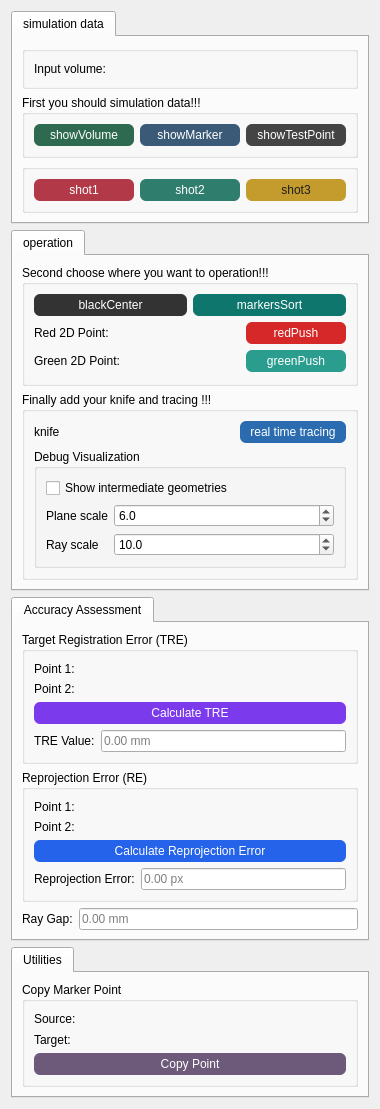
The window that Resources/UI/Biplane.ui (CodingHHW/Biplane) describes before a commit, drawn with Qt 5.
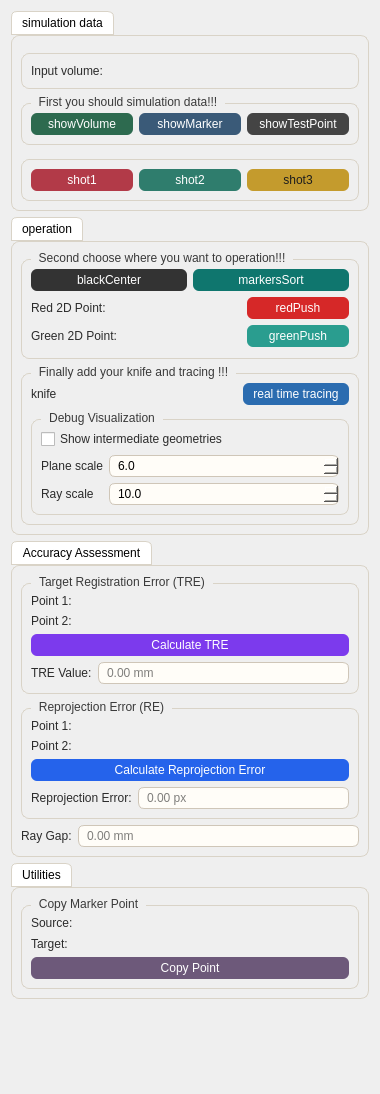
The same window after the commit. Custom widgets are drawn as their Qt base class.

The edit to the form file:
```diff
--- a/Resources/UI/Biplane.ui
+++ b/Resources/UI/Biplane.ui
@@ -22,6 +22,17 @@
     <verstretch>0</verstretch>
    </sizepolicy>
   </property>
+  <property name="styleSheet">
+   <string>qMRMLWidget { background: #f7f4ef; }
+QGroupBox { border: 1px solid #d9d3c7; border-radius: 8px; margin-top: 8px; }
+QGroupBox::title { subcontrol-origin: margin; left: 10px; padding: 0 6px; color: #3a3a3a; }
+QLabel { color: #2b2b2b; }
+QLineEdit, qMRMLNodeComboBox, QDoubleSpinBox { background: #fffdf8; border: 1px solid #cfc6b8; border-radius: 6px; padding: 2px 6px; }
+QTabWidget::pane { border: 1px solid #d9d3c7; border-radius: 8px; }
+QTabBar::tab { background: #e9e3d9; border: 1px solid #d9d3c7; padding: 4px 10px; border-top-left-radius: 6px; border-top-right-radius: 6px; }
+QTabBar::tab:selected { background: #ffffff; }
+QCheckBox { color: #2b2b2b; }</string>
+  </property>
   <layout class="QVBoxLayout" name="verticalLayout">
    <item>
     <widget class="QTabWidget" name="tabWidget">
```
